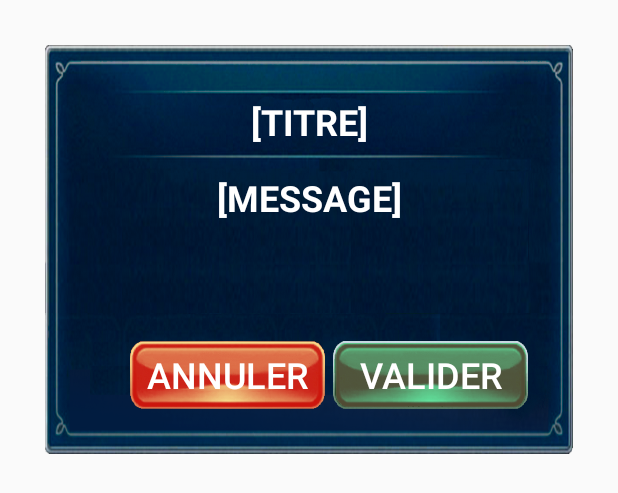
After one commit to Christopher-Gst/EV3Controller, an Android app: the layout layout_dialog.xml on its own in the app's theme, with its tools: preview values and no code run, on a phone screen of 412 x 824 dp. The commit adds this screen. Shown: the top 493 px of the screen. Run offline under Robolectric (Android 15) with nearby library versions, the phone set to English and light mode, and no system bars.

Commit message:
Interface et affichage des boîtes de dialogue presque terminé. Reste à faire : tester les méthodes "afficherBtnPositif/Negatif()" et "cacherBtnPositif/Negatif()".

```diff
--- /dev/null
+++ b/app/src/main/res/layout/layout_dialog.xml
@@ -0,0 +1,74 @@
+<?xml version="1.0" encoding="utf-8"?>
+<LinearLayout xmlns:android="http://schemas.android.com/apk/res/android"
+    xmlns:app="http://schemas.android.com/apk/res-auto"
+    xmlns:tools="http://schemas.android.com/tools"
+    android:layout_width="match_parent"
+    android:layout_height="wrap_content"
+    android:orientation="vertical"
+    android:padding="30dp">
+
+    <TextView
+        android:id="@+id/textVDialogTitre"
+        android:layout_width="match_parent"
+        android:layout_height="85dp"
+        android:layout_gravity="center"
+        android:background="@drawable/dialog_background_top"
+        android:gravity="center"
+        android:paddingTop="17dp"
+        android:text="[TITRE]"
+        android:textAlignment="center"
+        android:textAllCaps="true"
+        android:textColor="@android:color/white"
+        android:textSize="24sp"
+        android:textStyle="bold" />
+
+
+    <TextView
+        android:id="@+id/textVDialogMessage"
+        android:layout_width="match_parent"
+        android:layout_height="0dp"
+        android:layout_gravity="center_vertical"
+        android:layout_weight="2"
+        android:background="@drawable/dialog_background_middle"
+        android:text="[MESSAGE]"
+        android:textAlignment="center"
+        android:textColor="#FFFFFF"
+        android:textSize="24sp"
+        android:textStyle="bold" />
+
+    <LinearLayout
+        android:layout_width="match_parent"
+        android:layout_height="94dp"
+        android:layout_gravity="center"
+        android:background="@drawable/dialog_background_bottom"
+        android:gravity="bottom|right"
+        android:orientation="horizontal"
+        android:paddingRight="30dp"
+        android:paddingBottom="30dp">
+
+        <Button
+            android:id="@+id/btnDialogNegatif"
+            android:layout_width="130dp"
+            android:layout_height="45dp"
+            android:background="@drawable/btn_negatif"
+            android:padding="0dp"
+            android:text="ANNULER"
+            android:textColor="#FFFFFF"
+            android:textSize="24sp"
+            android:visibility="visible" />
+
+        <Button
+            android:id="@+id/btnDialogPositif"
+            android:layout_width="130dp"
+            android:layout_height="45dp"
+            android:layout_marginLeft="5dp"
+            android:background="@drawable/btn_positif"
+            android:padding="0dp"
+            android:text="VALIDER"
+            android:textColor="#FFFFFF"
+            android:textSize="24sp"
+            android:visibility="visible" />
+
+    </LinearLayout>
+
+</LinearLayout>
```
Also changed, not shown: app/src/main/java/com/cgest/ev3controller/ChoixModeActivity.java (+20 -0 lines), app/src/main/java/com/cgest/ev3controller/CustomDialog.java (added, +93 -0 lines), app/src/main/java/com/cgest/ev3controller/Utile.java (added, +23 -0 lines), app/src/main/res/layout/activity_choix_mode.xml (+4 -5 lines), app/src/main/res/drawable/btn_negatif.png (added), app/src/main/res/drawable/btn_positif.png (added), app/src/main/res/drawable/dialog_background_bottom.png (added), app/src/main/res/drawable/dialog_background_middle.png (added), app/src/main/res/drawable/dialog_background_top.png (added).
